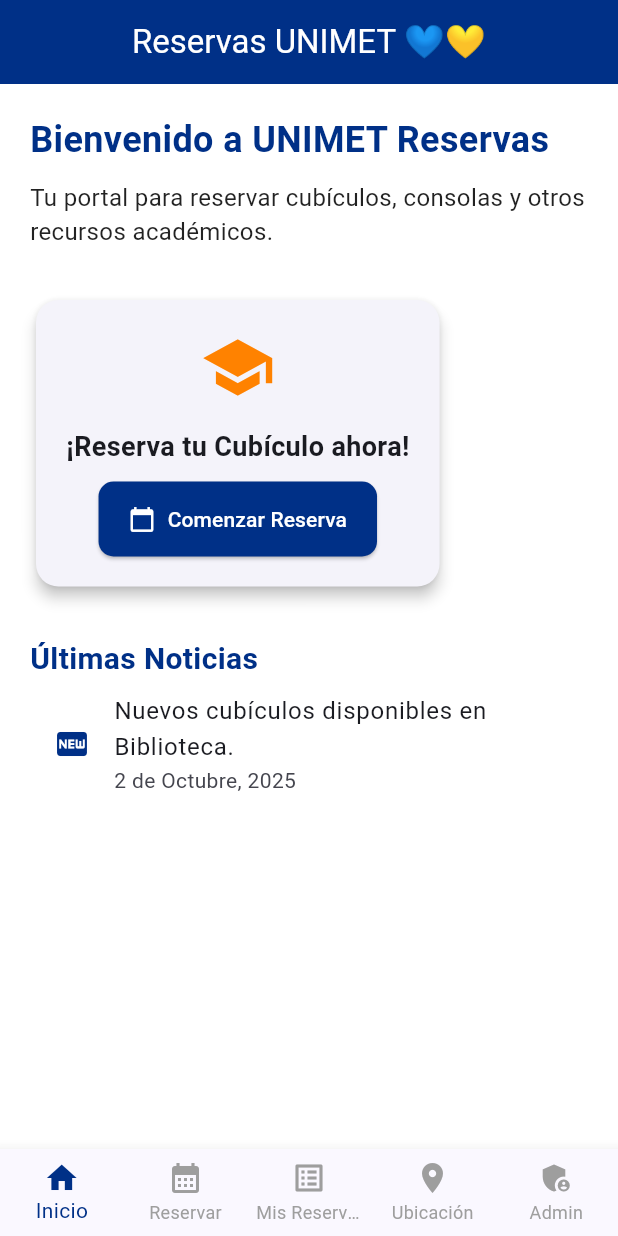
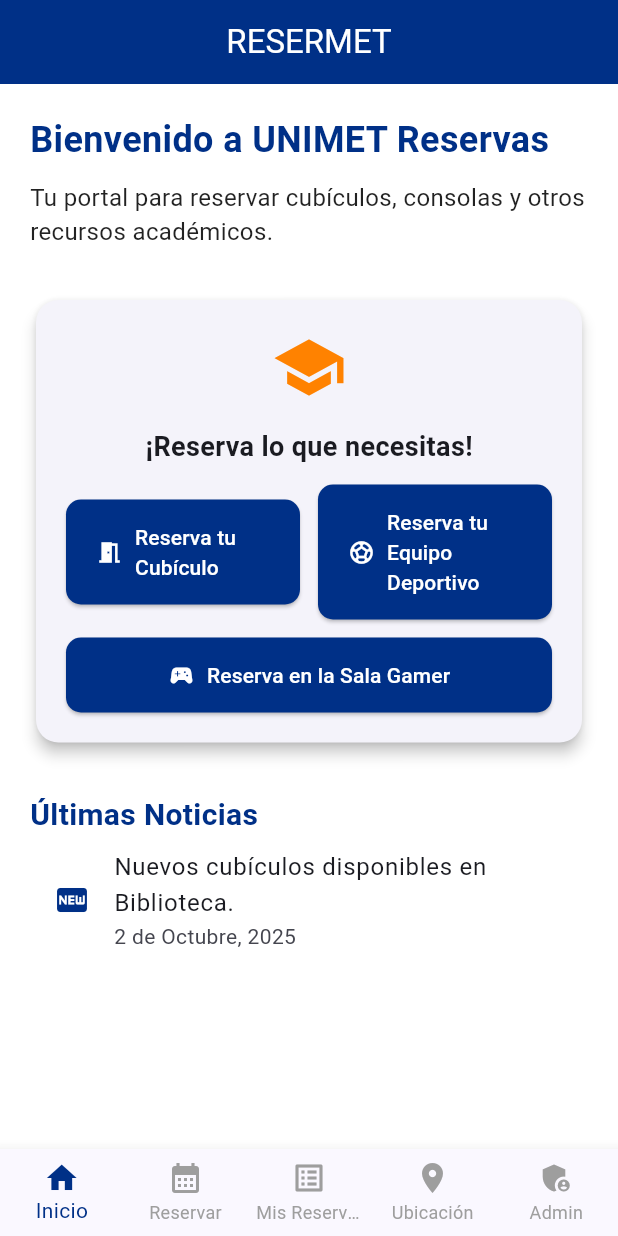
Before and after one commit to CarlRTS/RESERMET_IS, a Flutter app: the screen it shows after launch, on a phone screen of 412 x 824 dp. Run offline on Flutter 3.47's test engine with Material 3 defaults, Android fonts, the phone set to English and light mode, and no system bars; our stand-ins replace supabase_flutter; accounts and stored records are empty.

Commit message:
feat: agregar catálogo de equipos deportivos y botones en HomeScreen

```diff
--- a/resermet_2/lib/main.dart
+++ b/resermet_2/lib/main.dart
@@ -21,7 +21,7 @@ class MyApp extends StatelessWidget {
   @override
   Widget build(BuildContext context) {
     return MaterialApp(
-      title: 'Reservas UNIMET',
+      title: 'RESERMET',
       debugShowCheckedModeBanner: false,
       theme: ThemeData(
         // Tema principal con el azul de la UNIMET
--- a/resermet_2/lib/screens/home_screen.dart
+++ b/resermet_2/lib/screens/home_screen.dart
@@ -5,6 +5,7 @@ import 'my_reservations.dart';
 import 'reservation_screen.dart';
 import 'availability.dart';
 import 'admin/admin_home_screen.dart'; // ← CAMBIADO EL IMPORT
+import 'catalog_equipo_deportivo_screen.dart';
 
 // --- Pantalla Principal (Con Navegación Inferior) ---
 class MainScreen extends StatefulWidget {
@@ -35,7 +36,7 @@ class _MainScreenState extends State<MainScreen> {
   @override
   Widget build(BuildContext context) {
     return Scaffold(
-      appBar: AppBar(title: const Text('Reservas UNIMET 💙💛')),
+      appBar: AppBar(title: const Text('RESERMET')),
       body: Center(child: _widgetOptions.elementAt(_selectedIndex)),
       bottomNavigationBar: BottomNavigationBar(
         type: BottomNavigationBarType.fixed,
@@ -95,6 +96,7 @@ class HomeScreen extends StatelessWidget {
             style: TextStyle(fontSize: 16, color: Colors.black87),
           ),
           const SizedBox(height: 30),
+
           // Tarjeta de información/acción
           Card(
             elevation: 4,
@@ -112,27 +114,75 @@ class HomeScreen extends StatelessWidget {
                   ),
                   const SizedBox(height: 15),
                   const Text(
-                    '¡Reserva tu Cubículo ahora!',
+                    '¡Reserva lo que necesitas!',
                     style: TextStyle(fontSize: 18, fontWeight: FontWeight.bold),
                   ),
-                  const SizedBox(height: 10),
-                  ElevatedButton.icon(
-                    onPressed: () {
-                      // Simular navegación a la pantalla de reservar
-                      ScaffoldMessenger.of(context).showSnackBar(
-                        const SnackBar(
-                          content: Text('Navegando a Reservar...'),
+                  const SizedBox(height: 12),
+
+                  // Fila 1: Cubículo + Equipo Deportivo
+                  Row(
+                    children: [
+                      Expanded(
+                        child: ElevatedButton.icon(
+                          onPressed: () {
+                            ScaffoldMessenger.of(context).showSnackBar(
+                              const SnackBar(
+                                content: Text(
+                                  'Navegando a Reservar Cubículo...',
+                                ),
+                              ),
+                            );
+                            // En tu flujo real, puedes cambiar el tab del BottomNavigationBar:
+                            // (context.findAncestorStateOfType<_MainScreenState>()?._onItemTapped(1));
+                          },
+                          icon: const Icon(Icons.meeting_room),
+                          label: const Text('Reserva tu Cubículo'),
                         ),
-                      );
-                      // En una app real, cambiarías el índice del BottomNavigationBar del MainScreen.
-                    },
-                    icon: const Icon(Icons.calendar_today),
-                    label: const Text('Comenzar Reserva'),
+                      ),
+                      const SizedBox(width: 12),
+                      Expanded(
+                        child: ElevatedButton.icon(
+                          onPressed: () {
+                            Navigator.of(context).push(
+                              MaterialPageRoute(
+                                builder: (_) =>
+                                    const CatalogEquipoDeportivoScreen(),
+                              ),
+                            );
+                          },
+                          icon: const Icon(Icons.sports_soccer),
+                          label: const Text('Reserva tu Equipo Deportivo'),
+                        ),
+                      ),
+                    ],
+                  ),
+
+                  const SizedBox(height: 12),
+
+                  // Fila 2: Sala Gamer (placeholder por ahora)
+                  Row(
+                    children: [
+                      Expanded(
+                        child: ElevatedButton.icon(
+                          onPressed: () {
+                            // TODO: cuando hagas el catálogo de consolas/sala gamer, navega allí
+                            ScaffoldMessenger.of(context).showSnackBar(
+                              const SnackBar(
+                                content: Text('Sala Gamer: próximamente'),
+                              ),
+                            );
+                          },
+                          icon: const Icon(Icons.sports_esports),
+                          label: const Text('Reserva en la Sala Gamer'),
+                        ),
+                      ),
+                    ],
                   ),
                 ],
               ),
             ),
           ),
+
           const SizedBox(height: 30),
           const Text(
             'Últimas Noticias',
@@ -225,7 +275,9 @@ class AvailabilityScreen extends StatelessWidget {
                 child: ListTile(
                   contentPadding: const EdgeInsets.all(15),
                   leading: Icon(
-                    isAvailable ? Icons.check_circle_outline : Icons.cancel_outlined,
+                    isAvailable
+                        ? Icons.check_circle_outline
+                        : Icons.cancel_outlined,
                     color: statusColor,
                     size: 35,
                   ),
@@ -248,7 +300,10 @@ class AvailabilityScreen extends StatelessWidget {
                   trailing: Chip(
                     label: Text(
                       isAvailable ? 'Disponible' : 'Ocupado',
-                      style: const TextStyle(fontWeight: FontWeight.bold, color: Colors.white),
+                      style: const TextStyle(
+                        fontWeight: FontWeight.bold,
+                        color: Colors.white,
+                      ),
                     ),
                     backgroundColor: statusColor,
                   ),
--- a/resermet_2/pubspec.yaml
+++ b/resermet_2/pubspec.yaml
@@ -45,7 +45,7 @@ dev_dependencies:
   # activated in the `analysis_options.yaml` file located at the root of your
   # package. See that file for information about deactivating specific lint
   # rules and activating additional ones.
-  flutter_lints: ^5.0.0
+  flutter_lints: ^6.0.0
 
 # For information on the generic Dart part of this file, see the
 # following page: https://dart.dev/tools/pub/pubspec
```
Also changed, not shown: resermet_2/lib/screens/catalog_equipo_deportivo_screen.dart (added, +277 -0 lines), resermet_2/pubspec.lock.
